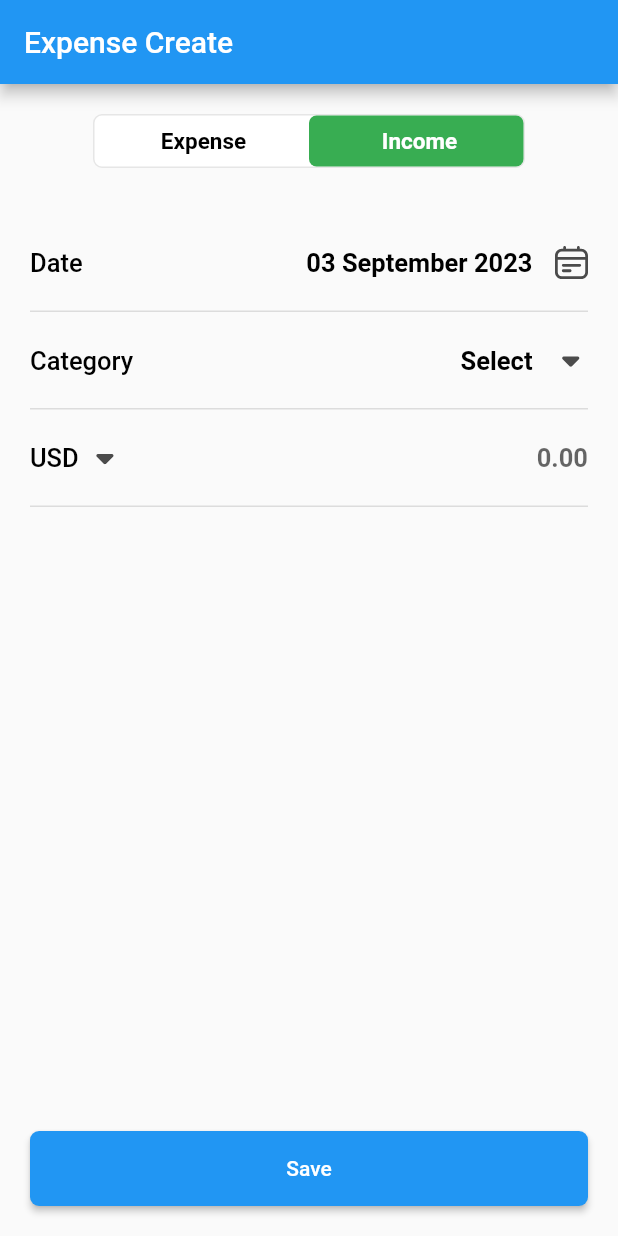
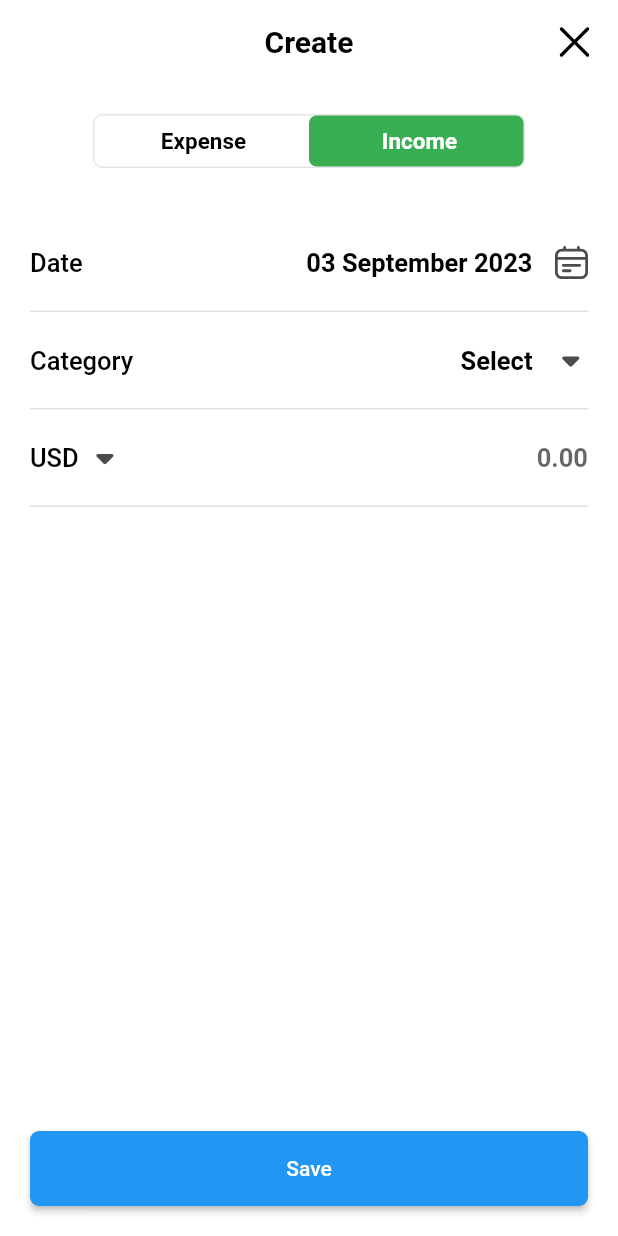
Before and after one commit to youvita/flutter_expenses_tracking, a Flutter app: the screen it shows after launch, on a phone screen of 412 x 824 dp. Run offline on Flutter 3.47's test engine with Material 2 defaults, Android fonts, the phone set to English and light mode, and no system bars; our stand-ins replace bloc, equatable, flutter_bloc, flutter_svg, get_it, sqflite; accounts and stored records are empty.

Commit message:
- custom app topbar

```diff
--- a/lib/features/expenses/presentation/create/page/create_page.dart
+++ b/lib/features/expenses/presentation/create/page/create_page.dart
@@ -1,5 +1,7 @@
+import 'package:expenses_tracking/constand/constand.dart';
 import 'package:expenses_tracking/features/expenses/presentation/create/bloc/create_expense_bloc.dart';
 import 'package:expenses_tracking/features/expenses/presentation/create/widget/create_form.dart';
+import 'package:expenses_tracking/widgets/app_topbar.dart';
 import 'package:flutter/material.dart';
 import 'package:flutter_bloc/flutter_bloc.dart';
 import 'package:expenses_tracking/di/injection_container.dart';
@@ -15,10 +17,11 @@ class CreatePage extends StatelessWidget {
   Widget build(BuildContext context) {
     return Scaffold(
       resizeToAvoidBottomInset: false,
-      appBar: AppBar(title: const Text('Expense Create')),
+      appBar: AppTopBarWidget(title: "Create", onActionRight: (_) {}),
+      backgroundColor: MyColors.white,
       body: BlocProvider(
         create: (_) => sl<CreateExpenseBloc>(),
-        child: CreateFormWidget(),
+        child: const CreateFormWidget(),
       ),
     );
   }
--- /dev/null
+++ b/lib/widgets/app_topbar.dart
@@ -0,0 +1,47 @@
+
+import 'package:expenses_tracking/constand/constand.dart';
+import 'package:flutter/material.dart';
+import 'package:flutter_svg/svg.dart';
+
+class AppTopBarWidget extends StatefulWidget implements PreferredSizeWidget {
+  final String title;
+  final Color backgroundColor;
+  final double elevation;
+  final Function onActionRight;
+
+  const AppTopBarWidget(
+      {Key? key, this.title = "", this.backgroundColor = MyColors.white, this.elevation = 0.0, required this.onActionRight}
+      ) : preferredSize = const Size.fromHeight(kToolbarHeight), super(key: key);
+
+  @override
+  final Size preferredSize;
+
+  @override
+  State<StatefulWidget> createState() => _AppTopBarState();
+
+}
+
+class _AppTopBarState extends State<AppTopBarWidget> {
+  @override
+  Widget build(BuildContext context) {
+    return AppBar(
+      centerTitle: true,
+      title: Text(widget.title, style: MyTextStyles.textStyleBold20),
+      backgroundColor: widget.backgroundColor,
+      elevation: widget.elevation,
+      actions: [
+        InkWell(
+          borderRadius: BorderRadius.circular(100),
+          onTap: () {
+            widget.onActionRight();
+          },
+          child: Container(
+            padding: const EdgeInsets.all(10),
+            child: SvgPicture.asset("assets/images/ic_close.svg")
+          ),
+        )
+      ],
+    );
+  }
+
+}
```
Also changed, not shown: assets/images/ic_arrow_back.svg (added), assets/images/ic_close.svg (added).
